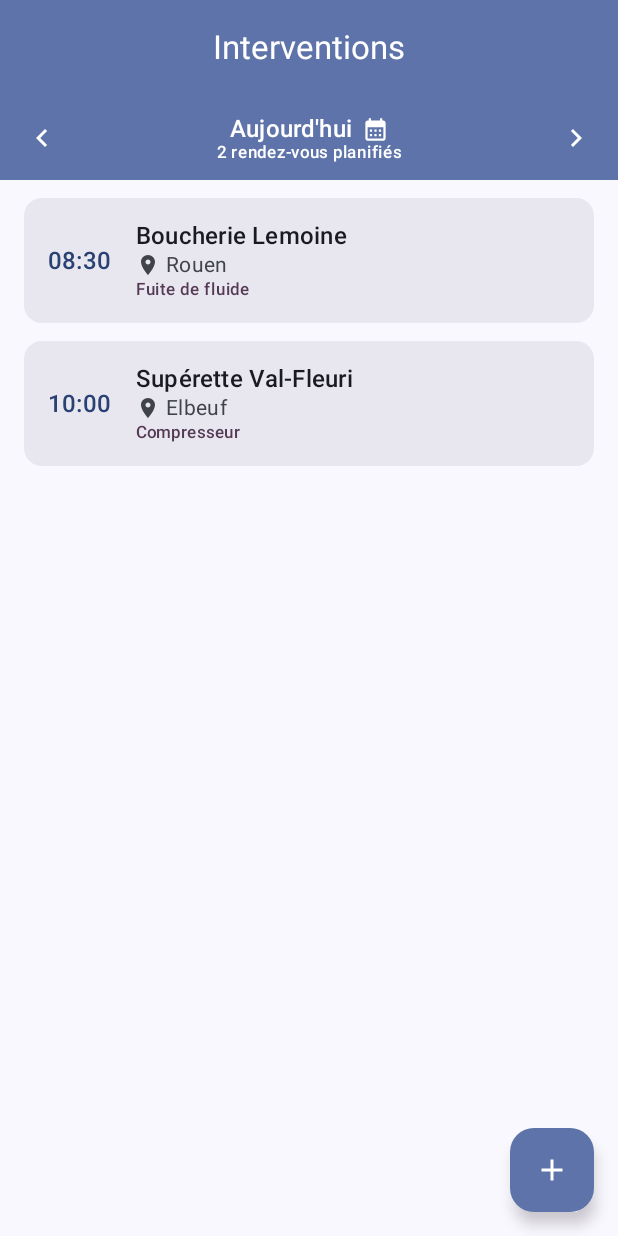
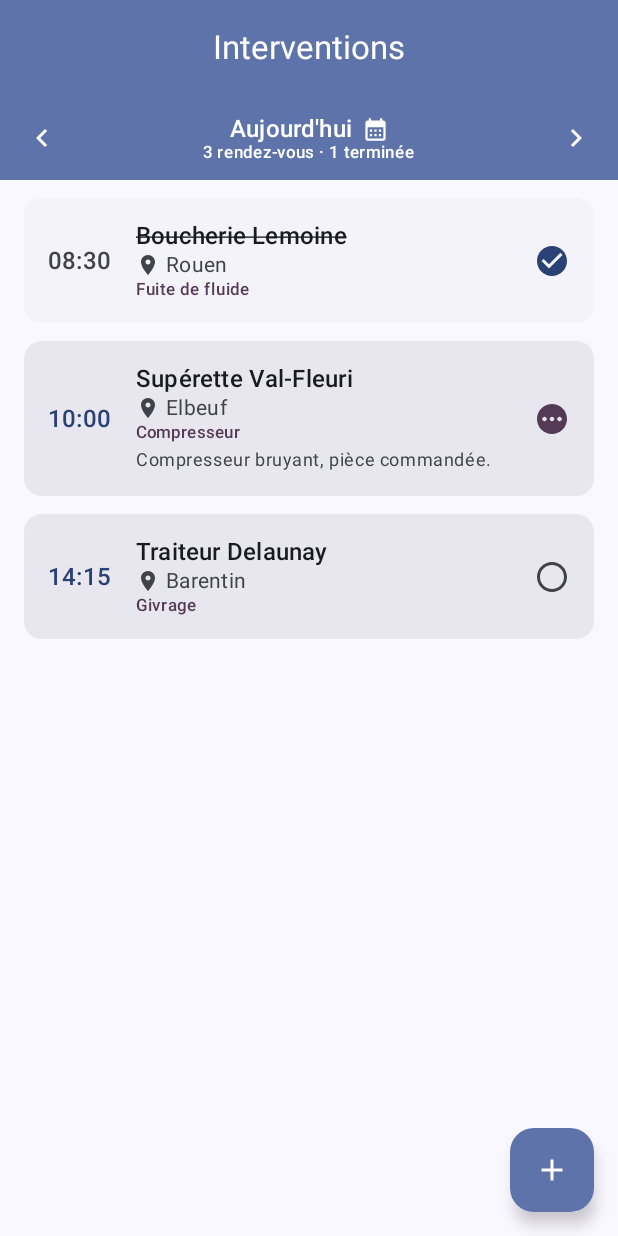
Before and after one commit to Anth0O6/frigo-app, an Android app built with Jetpack Compose: the @Preview function InterventionsScreenPreview, on a phone screen of 412 x 824 dp. Run offline under Robolectric (Android 15) with nearby library versions, the phone set to English and light mode, and no system bars; our stand-ins replace Room's generated code.

Commit message:
Ajoute le suivi d'intervention et son test de migration
La liste disait ce qu'il y avait à faire, jamais ce qui était fait. Chaque
intervention porte désormais un statut et des notes de passage.

- statut (à faire / en cours / terminée) et notes sur l'entité, migration
  1 → 2 par ALTER TABLE avec valeurs par défaut : les interventions déjà
  saisies deviennent « à faire » sans note, soit leur état réel avant que
  le suivi existe
- l'icône de droite sur la carte fait avancer le statut sans ouvrir le
  formulaire : marquer un passage terminé doit tenir en un geste, sur un
  toit et gants aux mains. Le cycle reboucle, seul moyen de corriger une
  fausse manœuvre.
- une intervention terminée est barrée et posée sur un fond plus discret,
  et le sous-titre du jour compte ce qui reste
- formulaire : chips de statut et champ de notes multiligne

MigrationTest recrée une base telle que la version 1 l'écrivait, empreinte
d'identité comprise, puis l'ouvre par FrigoProDatabase.creer : la migration
est vérifiée dans les conditions réelles, y compris son enregistrement
auprès du constructeur, qu'un simple test de SQL laisserait passer. Il
s'exécute sur la JVM via Robolectric, sans émulateur.

L'étape temporaire de transfert du schéma est remise le temps de récupérer
celui de la version 2.

Co-Authored-By: Claude Opus 5 <noreply@anthropic.com>
Claude-Session: https://claude.ai/code/session_01JUcFx7yuX6Q9ZuiUwnCkrd

```diff
--- a/app/build.gradle.kts
+++ b/app/build.gradle.kts
@@ -44,6 +44,10 @@ android {
     buildFeatures {
         compose = true
     }
+
+    testOptions {
+        unitTests.isIncludeAndroidResources = true
+    }
 }
 
 ksp {
@@ -74,4 +78,5 @@ dependencies {
 
     testImplementation(libs.junit)
     testImplementation(libs.kotlinx.coroutines.test)
+    testImplementation(libs.robolectric)
 }
--- a/app/src/main/java/com/frigopro/app/data/Convertisseurs.kt
+++ b/app/src/main/java/com/frigopro/app/data/Convertisseurs.kt
@@ -46,4 +46,10 @@ object Convertisseurs {
 
     @TypeConverter
     fun versTypePanne(valeur: String?): TypePanne? = valeur?.let(TypePanne::valueOf)
+
+    @TypeConverter
+    fun depuisStatut(statut: StatutIntervention?): String? = statut?.name
+
+    @TypeConverter
+    fun versStatut(valeur: String?): StatutIntervention? = valeur?.let(StatutIntervention::valueOf)
 }
--- a/app/src/main/java/com/frigopro/app/data/Intervention.kt
+++ b/app/src/main/java/com/frigopro/app/data/Intervention.kt
@@ -20,6 +20,8 @@ import java.util.UUID
  * @param client raison sociale du client.
  * @param ville commune où se déroule l'intervention.
  * @param typePanne nature de la panne signalée.
+ * @param statut avancement dans la journée.
+ * @param notes observations relevées sur place.
  * @param modifieLe date de dernière écriture, posée par le dépôt. Inutilisée
  *   en v1, mais c'est elle qui permettra de départager deux versions d'une
  *   même ligne lors d'une synchronisation.
@@ -35,8 +37,25 @@ data class Intervention(
     val client: String,
     val ville: String,
     val typePanne: TypePanne,
+    val statut: StatutIntervention = StatutIntervention.A_FAIRE,
+    val notes: String = "",
     val modifieLe: Instant = Instant.EPOCH,
 )
+
+/** Avancement d'une intervention dans la journée du technicien. */
+enum class StatutIntervention(val libelle: String) {
+    A_FAIRE("À faire"),
+    EN_COURS("En cours"),
+    TERMINEE("Terminée"),
+    ;
+
+    /**
+     * Statut suivant, en boucle. La carte se touche pour avancer ; repasser
+     * par le début est le seul moyen de corriger une fausse manœuvre sur un
+     * toit, gants aux mains, sans rouvrir le formulaire.
+     */
+    fun suivant(): StatutIntervention = entries[(ordinal + 1) % entries.size]
+}
 
 /** Nature de la panne signalée. */
 enum class TypePanne(val libelle: String) {
--- a/app/src/main/java/com/frigopro/app/ui/InterventionsScreen.kt
+++ b/app/src/main/java/com/frigopro/app/ui/InterventionsScreen.kt
@@ -9,6 +9,7 @@ import androidx.compose.foundation.layout.Row
 import androidx.compose.foundation.layout.Spacer
 import androidx.compose.foundation.layout.fillMaxSize
 import androidx.compose.foundation.layout.fillMaxWidth
+import androidx.compose.foundation.layout.height
 import androidx.compose.foundation.layout.padding
 import androidx.compose.foundation.layout.size
 import androidx.compose.foundation.layout.width
@@ -17,9 +18,12 @@ import androidx.compose.foundation.lazy.items
 import androidx.compose.material.icons.Icons
 import androidx.compose.material.icons.filled.Add
 import androidx.compose.material.icons.filled.CalendarMonth
+import androidx.compose.material.icons.filled.CheckCircle
 import androidx.compose.material.icons.filled.ChevronLeft
 import androidx.compose.material.icons.filled.ChevronRight
 import androidx.compose.material.icons.filled.LocationOn
+import androidx.compose.material.icons.filled.Pending
+import androidx.compose.material.icons.filled.RadioButtonUnchecked
 import androidx.compose.material3.Card
 import androidx.compose.material3.CardDefaults
 import androidx.compose.material3.CenterAlignedTopAppBar
@@ -40,13 +44,16 @@ import androidx.compose.runtime.setValue
 import androidx.compose.ui.Alignment
 import androidx.compose.ui.Modifier
 import androidx.compose.ui.draw.clip
+import androidx.compose.ui.graphics.Color
 import androidx.compose.ui.text.style.TextAlign
+import androidx.compose.ui.text.style.TextDecoration
 import androidx.compose.ui.text.style.TextOverflow
 import androidx.compose.ui.tooling.preview.Preview
 import androidx.compose.ui.unit.dp
 import androidx.lifecycle.compose.collectAsStateWithLifecycle
 import androidx.lifecycle.viewmodel.compose.viewModel
 import com.frigopro.app.data.Intervention
+import com.frigopro.app.data.StatutIntervention
 import com.frigopro.app.data.TypePanne
 import com.frigopro.app.ui.theme.FrigoProTheme
 import java.time.LocalDate
@@ -70,6 +77,7 @@ fun InterventionsRoute(
         onJourChoisi = viewModel::onJourChoisi,
         onNouvelleIntervention = viewModel::onNouvelleIntervention,
         onModifierIntervention = viewModel::onModifierIntervention,
+        onChangerStatut = viewModel::onChangerStatut,
         modifier = modifier,
     )
 
@@ -95,6 +103,7 @@ fun InterventionsScreen(
     onJourChoisi: (LocalDate) -> Unit,
     onNouvelleIntervention: () -> Unit,
     onModifierIntervention: (Intervention) -> Unit,
+    onChangerStatut: (Intervention) -> Unit,
     modifier: Modifier = Modifier,
 ) {
     var calendrierOuvert by rememberSaveable { mutableStateOf(false) }
@@ -112,7 +121,7 @@ fun InterventionsScreen(
                 )
                 BarreJour(
                     jour = jour,
-                    nombre = interventions.size,
+                    sousTitre = sousTitre(interventions),
                     onPrecedent = onJourPrecedent,
                     onSuivant = onJourSuivant,
                     onOuvrirCalendrier = { calendrierOuvert = true },
@@ -146,6 +155,7 @@ fun InterventionsScreen(
                     InterventionCard(
                         intervention = intervention,
                         onClick = { onModifierIntervention(intervention) },
+                        onChangerStatut = { onChangerStatut(intervention) },
                     )
                 }
             }
@@ -171,7 +181,7 @@ fun InterventionsScreen(
 @Composable
 private fun BarreJour(
     jour: LocalDate,
-    nombre: Int,
+    sousTitre: String,
     onPrecedent: () -> Unit,
     onSuivant: () -> Unit,
     onOuvrirCalendrier: () -> Unit,
@@ -214,7 +224,7 @@ private fun BarreJour(
                         modifier = Modifier.size(18.dp),
                     )
                 }
-                Text(text = sousTitre(nombre), style = MaterialTheme.typography.labelSmall)
+                Text(text = sousTitre, style = MaterialTheme.typography.labelSmall)
             }
             IconButton(onClick = onSuivant) {
                 Icon(
@@ -226,36 +236,56 @@ private fun BarreJour(
     }
 }
 
-/** Carte présentant une intervention : heure, client, ville et type de panne. */
+/**
+ * Carte d'une intervention. Le corps ouvre le formulaire ; l'icône de droite
+ * fait avancer le statut sans le rouvrir, pour marquer un passage terminé
+ * d'un seul geste.
+ */
 @Composable
 fun InterventionCard(
     intervention: Intervention,
     onClick: () -> Unit,
+    onChangerStatut: () -> Unit,
     modifier: Modifier = Modifier,
 ) {
+    val terminee = intervention.statut == StatutIntervention.TERMINEE
+
     Card(
         modifier = modifier.fillMaxWidth(),
         colors = CardDefaults.cardColors(
-            containerColor = MaterialTheme.colorScheme.surfaceContainerHigh,
+            containerColor = if (terminee) {
+                MaterialTheme.colorScheme.surfaceContainerLow
+            } else {
+                MaterialTheme.colorScheme.surfaceContainerHigh
+            },
         ),
     ) {
         Row(
+            modifier = Modifier.fillMaxWidth(),
+            verticalAlignment = Alignment.CenterVertically,
+        ) {
+            Row(
                 modifier = Modifier
-                .fillMaxWidth()
+                    .weight(1f)
                     .clickable(onClick = onClick)
-                .padding(16.dp),
+                    .padding(start = 16.dp, top = 16.dp, bottom = 16.dp),
                 verticalAlignment = Alignment.CenterVertically,
             ) {
                 Text(
                     text = intervention.heure.format(FORMAT_HEURE),
                     style = MaterialTheme.typography.titleMedium,
-                color = MaterialTheme.colorScheme.primary,
+                    color = if (terminee) {
+                        MaterialTheme.colorScheme.onSurfaceVariant
+                    } else {
+                        MaterialTheme.colorScheme.primary
+                    },
                 )
                 Spacer(modifier = Modifier.width(16.dp))
                 Column(modifier = Modifier.weight(1f)) {
                     Text(
                         text = intervention.client,
                         style = MaterialTheme.typography.titleMedium,
+                        textDecoration = if (terminee) TextDecoration.LineThrough else null,
                         maxLines = 1,
                         overflow = TextOverflow.Ellipsis,
                     )
@@ -280,8 +310,47 @@ fun InterventionCard(
                         style = MaterialTheme.typography.labelSmall,
                         color = MaterialTheme.colorScheme.tertiary,
                     )
+                    if (intervention.notes.isNotBlank()) {
+                        Spacer(modifier = Modifier.height(4.dp))
+                        Text(
+                            text = intervention.notes,
+                            style = MaterialTheme.typography.bodySmall,
+                            color = MaterialTheme.colorScheme.onSurfaceVariant,
+                            maxLines = 2,
+                            overflow = TextOverflow.Ellipsis,
+                        )
                     }
                 }
+            }
+            BoutonStatut(statut = intervention.statut, onClick = onChangerStatut)
+            Spacer(modifier = Modifier.width(4.dp))
+        }
+    }
+}
+
+/** Icône d'avancement, qui passe au statut suivant à chaque appui. */
+@Composable
+private fun BoutonStatut(
+    statut: StatutIntervention,
+    onClick: () -> Unit,
+) {
+    val icone = when (statut) {
+        StatutIntervention.A_FAIRE -> Icons.Filled.RadioButtonUnchecked
+        StatutIntervention.EN_COURS -> Icons.Filled.Pending
+        StatutIntervention.TERMINEE -> Icons.Filled.CheckCircle
+    }
+    val teinte: Color = when (statut) {
+        StatutIntervention.A_FAIRE -> MaterialTheme.colorScheme.onSurfaceVariant
+        StatutIntervention.EN_COURS -> MaterialTheme.colorScheme.tertiary
+        StatutIntervention.TERMINEE -> MaterialTheme.colorScheme.primary
+    }
+
+    IconButton(onClick = onClick) {
+        Icon(
+            imageVector = icone,
+            contentDescription = "${statut.libelle} — toucher pour changer de statut",
+            tint = teinte,
+        )
     }
 }
 
@@ -298,11 +367,24 @@ private fun JourneeVide(modifier: Modifier = Modifier) {
     }
 }
 
-/** « rendez-vous » est invariable : seul l'accord du participe change. */
-private fun sousTitre(nombre: Int): String = when (nombre) {
-    0 -> "Aucun rendez-vous"
-    1 -> "1 rendez-vous planifié"
-    else -> "$nombre rendez-vous planifiés"
+/**
+ * « rendez-vous » est invariable ; seul l'accord du participe change. Le
+ * décompte des interventions terminées répond à la question qu'un technicien
+ * se pose en cours de journée : ce qu'il lui reste.
+ */
+private fun sousTitre(interventions: List<Intervention>): String {
+    if (interventions.isEmpty()) return "Aucun rendez-vous"
+
+    val total = interventions.size
+    val base = if (total == 1) "1 rendez-vous" else "$total rendez-vous"
+    val terminees = interventions.count { it.statut == StatutIntervention.TERMINEE }
+
+    return when {
+        terminees == 0 -> base
+        terminees == total -> "$base · tout est terminé"
+        terminees == 1 -> "$base · 1 terminée"
+        else -> "$base · $terminees terminées"
+    }
 }
 
 @Preview(showBackground = true)
@@ -320,6 +402,7 @@ private fun InterventionsScreenPreview() {
                         client = "Boucherie Lemoine",
                         ville = "Rouen",
                         typePanne = TypePanne.FUITE_FLUIDE,
+                        statut = StatutIntervention.TERMINEE,
                     ),
                     Intervention(
                         id = "2",
@@ -328,6 +411,16 @@ private fun InterventionsScreenPreview() {
                         client = "Supérette Val-Fleuri",
                         ville = "Elbeuf",
                         typePanne = TypePanne.COMPRESSEUR,
+                        statut = StatutIntervention.EN_COURS,
+                        notes = "Compresseur bruyant, pièce commandée.",
+                    ),
+                    Intervention(
+                        id = "3",
+                        date = LocalDate.now(),
+                        heure = LocalTime.of(14, 15),
+                        client = "Traiteur Delaunay",
+                        ville = "Barentin",
+                        typePanne = TypePanne.GIVRAGE,
                     ),
                 ),
                 onJourPrecedent = {},
@@ -335,6 +428,7 @@ private fun InterventionsScreenPreview() {
                 onJourChoisi = {},
                 onNouvelleIntervention = {},
                 onModifierIntervention = {},
+                onChangerStatut = {},
             )
         }
     }
--- a/gradle/libs.versions.toml
+++ b/gradle/libs.versions.toml
@@ -8,6 +8,7 @@ composeBom = "2024.09.00"
 coroutines = "1.8.1"
 junit = "4.13.2"
 ksp = "2.2.0-2.0.2"
+robolectric = "4.16.1"
 room = "2.7.2"
 
 [libraries]
@@ -22,6 +23,7 @@ androidx-room-ktx = { group = "androidx.room", name = "room-ktx", version.ref =
 androidx-room-compiler = { group = "androidx.room", name = "room-compiler", version.ref = "room" }
 junit = { group = "junit", name = "junit", version.ref = "junit" }
 kotlinx-coroutines-test = { group = "org.jetbrains.kotlinx", name = "kotlinx-coroutines-test", version.ref = "coroutines" }
+robolectric = { group = "org.robolectric", name = "robolectric", version.ref = "robolectric" }
 androidx-activity-compose = { group = "androidx.activity", name = "activity-compose", version.ref = "activityCompose" }
 androidx-compose-bom = { group = "androidx.compose", name = "compose-bom", version.ref = "composeBom" }
 androidx-ui = { group = "androidx.compose.ui", name = "ui" }
```
Also changed, not shown: app/src/main/java/com/frigopro/app/data/FrigoProDatabase.kt (+7 -3 lines), app/src/main/java/com/frigopro/app/data/Migrations.kt (added, +20 -0 lines), app/src/main/java/com/frigopro/app/ui/EtatFormulaire.kt (+7 -0 lines), app/src/main/java/com/frigopro/app/ui/FormulaireIntervention.kt (+36 -0 lines), app/src/main/java/com/frigopro/app/ui/InterventionsViewModel.kt (+10 -0 lines), 5 other files. Lines whose indentation alone changed are shown as unchanged.
